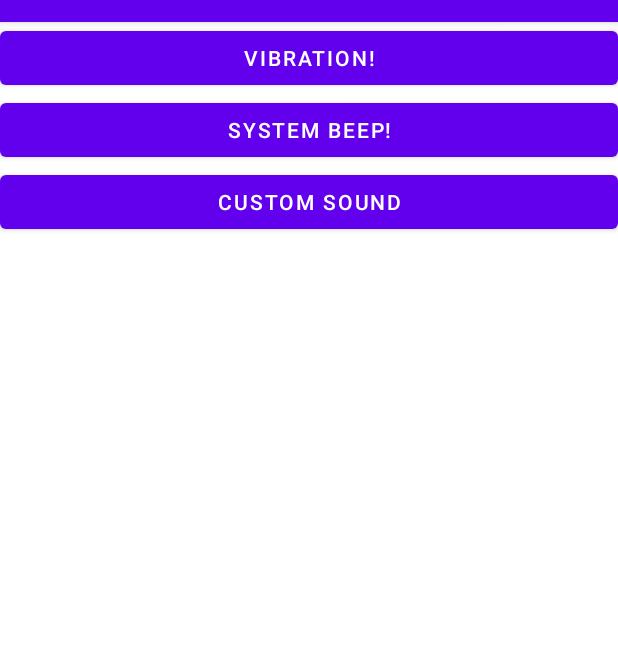
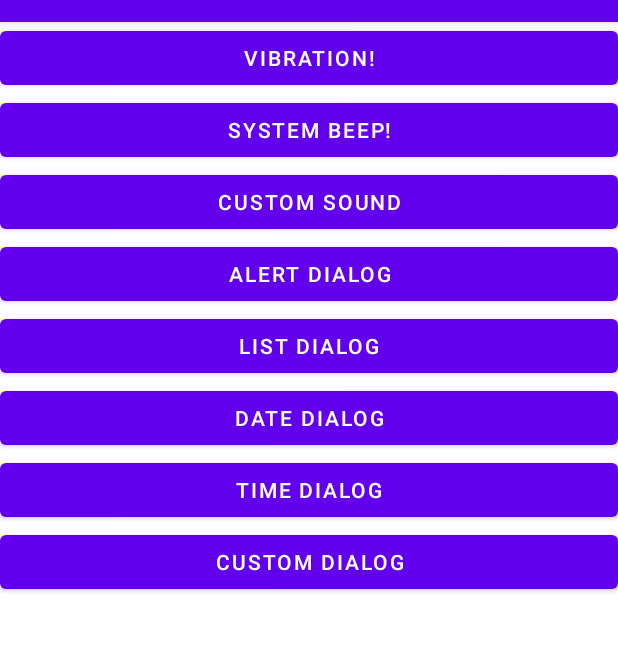
Before and after one commit to ljwoo92/AndroidBasics, an Android app: the screen it shows after launch (MainActivity), on a phone screen of 412 x 824 dp, the part 62-713 px from its top. Run offline under Robolectric (Android 15) with nearby library versions, the phone set to English and light mode, and no system bars; Roboto replaces fonts that are not available here.

Commit message:
add alert, custom dialog practice
- add layout for custom dialog
- add more buttons & listener to show dialog
- list, date, time dialog added
- modify coding style not to exceed 100 chars

```diff
--- a/part2_5/src/main/res/layout/activity_main.xml
+++ b/part2_5/src/main/res/layout/activity_main.xml
@@ -33,4 +33,49 @@
         app:layout_constraintLeft_toLeftOf="parent"
         app:layout_constraintRight_toRightOf="parent" />
 
+    <Button
+        android:layout_width="match_parent"
+        android:layout_height="wrap_content"
+        android:text="alert dialog"
+        android:id="@+id/btnAlert"
+        app:layout_constraintTop_toBottomOf="@id/btnCustom"
+        app:layout_constraintLeft_toLeftOf="parent"
+        app:layout_constraintRight_toRightOf="parent" />
+
+    <Button
+        android:layout_width="match_parent"
+        android:layout_height="wrap_content"
+        android:text="list dialog"
+        android:id="@+id/btnList"
+        app:layout_constraintTop_toBottomOf="@id/btnAlert"
+        app:layout_constraintLeft_toLeftOf="parent"
+        app:layout_constraintRight_toRightOf="parent" />
+
+    <Button
+        android:layout_width="match_parent"
+        android:layout_height="wrap_content"
+        android:text="date dialog"
+        android:id="@+id/btnDate"
+        app:layout_constraintTop_toBottomOf="@id/btnList"
+        app:layout_constraintLeft_toLeftOf="parent"
+        app:layout_constraintRight_toRightOf="parent" />
+
+    <Button
+        android:layout_width="match_parent"
+        android:layout_height="wrap_content"
+        android:text="time dialog"
+        android:id="@+id/btnTime"
+        app:layout_constraintTop_toBottomOf="@id/btnDate"
+        app:layout_constraintLeft_toLeftOf="parent"
+        app:layout_constraintRight_toRightOf="parent" />
+
+    <Button
+        android:layout_width="match_parent"
+        android:layout_height="wrap_content"
+        android:text="custom dialog"
+        android:id="@+id/btnCustomDialog"
+        app:layout_constraintTop_toBottomOf="@id/btnTime"
+        app:layout_constraintLeft_toLeftOf="parent"
+        app:layout_constraintRight_toRightOf="parent" />
+
 </androidx.constraintlayout.widget.ConstraintLayout>
--- /dev/null
+++ b/part2_5/src/main/res/values/arrays.xml
@@ -0,0 +1,10 @@
+<?xml version="1.0" encoding="utf-8"?>
+<resources>
+    <string-array name="dialog_array">
+        <item>기본 알람 소리</item>
+        <item>Argon</item>
+        <item>Awaken</item>
+        <item>Bounce</item>
+        <item>Carbon</item>
+    </string-array>
+</resources>
--- a/part2_5/src/main/res/values/strings.xml
+++ b/part2_5/src/main/res/values/strings.xml
@@ -1,3 +1,6 @@
 <resources>
     <string name="app_name">Part2_5</string>
+    <string name="strHeader">USB 디버깅을 허용하시겠습니까?</string>
+    <string name="strHeader2">컴퓨터 RSA키 지문:</string>
+    <string name="strRsaSample">17:AA:BB:77:88:DD:98:7E</string>
 </resources>
```
Also changed, not shown: part2_5/src/main/java/com/example/part2_5/MainActivity.java (+98 -8 lines), part2_5/src/main/res/layout/dialog_layout.xml (added, +41 -0 lines).
